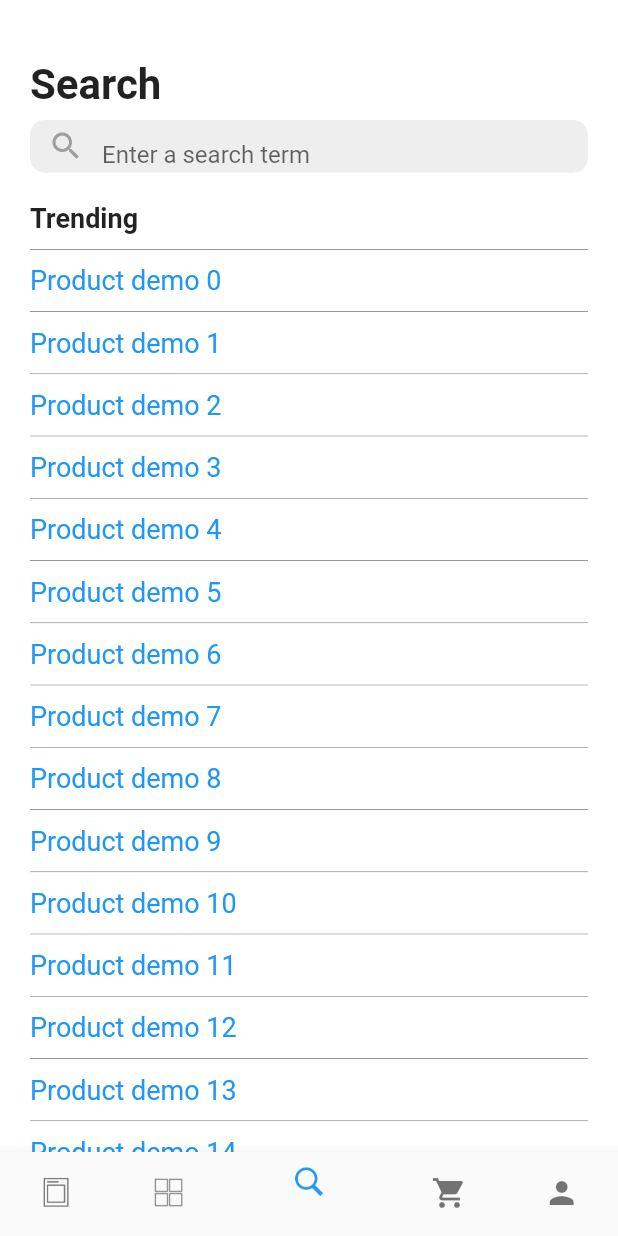
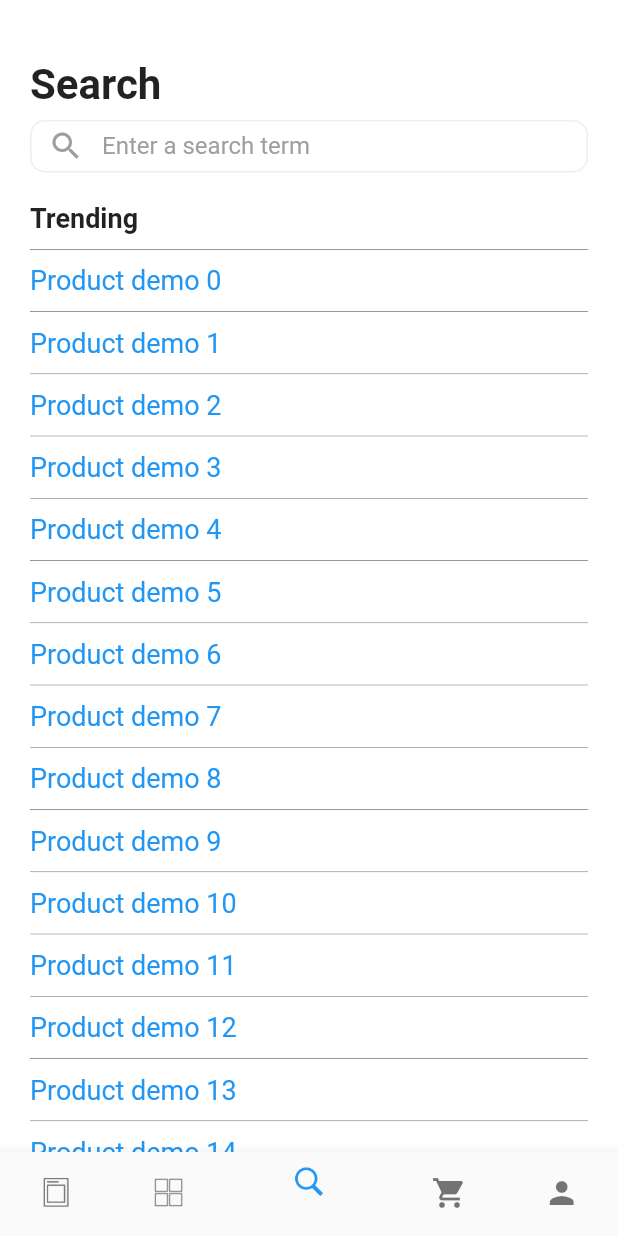
Before and after one commit to MinhDat/ChStore, a Flutter app: the screen it shows after launch, item 3 of the bottom bar chosen, on a phone screen of 412 x 824 dp. Run offline on Flutter 3.47's test engine with Material 2 defaults, Android fonts, the phone set to English and light mode, and no system bars.

Commit message:
fixed unfocus search

```diff
--- a/lib/widgets/SearchBarView.dart
+++ b/lib/widgets/SearchBarView.dart
@@ -43,7 +43,6 @@ class SearchBarState extends State<SearchBarContainer>
   FocusedCalback onFocused;
   UnfocusedCalback onUnfocused;
 
-  FocusNode _focusNode;
   AnimationController _animationController;
   CurvedAnimation _sideFinalTextAnimation;
 
@@ -57,23 +56,20 @@ class SearchBarState extends State<SearchBarContainer>
       curve: Curves.bounceInOut,
       parent: _animationController,
     );
-
-    _focusNode = FocusNode()
-      ..addListener(() {
-        onFocused();
-      });
   }
 
   @override
   void dispose() {
-    _focusNode.dispose();
     _animationController.dispose();
     super.dispose();
   }
 
-  void _handCancel() {
-    _focusNode.unfocus();
+  void _handleCancel() {
     onUnfocused();
+  }
+
+  void _handleTap() {
+    onFocused();
   }
 
   @override
@@ -88,8 +84,9 @@ class SearchBarState extends State<SearchBarContainer>
         children: [
           Expanded(
             flex: isFocused ? 8 : 10,
-            child: TextField(
-              focusNode: _focusNode,
+            child: isFocused
+                ? TextField(
+                    autofocus: true,
                     decoration: InputDecoration(
                       filled: true,
                       fillColor: Colors.grey[200],
@@ -99,7 +96,8 @@ class SearchBarState extends State<SearchBarContainer>
                       ),
                       // suffixIcon: new Icon(Icons.close),
                       border: InputBorder.none,
-                contentPadding: const EdgeInsets.only(left: 14.0, top: 7.0),
+                      contentPadding:
+                          const EdgeInsets.only(left: 14.0, top: 7.0),
                       focusedBorder: OutlineInputBorder(
                         borderSide: BorderSide(color: Colors.grey[200]),
                         borderRadius: BorderRadius.circular(10.0),
@@ -109,6 +107,42 @@ class SearchBarState extends State<SearchBarContainer>
                         borderRadius: BorderRadius.circular(10.0),
                       ),
                       hintText: 'Enter a search term',
+                    ),
+                  )
+                : GestureDetector(
+                    onTap: () {
+                      _handleTap();
+                    },
+                    child: Container(
+                      height: 35.0,
+                      alignment: Alignment.centerLeft,
+                      padding: const EdgeInsets.only(left: 11.0),
+                      decoration: BoxDecoration(
+                          border: new Border.all(color: Colors.grey[200]),
+                          borderRadius: BorderRadius.circular(10.0)),
+                      child: Row(
+                        mainAxisSize: MainAxisSize.min,
+                        crossAxisAlignment: CrossAxisAlignment.start,
+                        children: <Widget>[
+                          Icon(
+                            Icons.search,
+                            color: Colors.grey[500],
+                          ),
+                          Padding(
+                            padding: const EdgeInsets.only(
+                              left: 12.0,
+                              top: 2.0,
+                            ),
+                            child: Text(
+                              'Enter a search term',
+                              style: TextStyle(
+                                color: Colors.grey[500],
+                                fontSize: 16.0,
+                              ),
+                            ),
+                          )
+                        ],
+                      ),
                     ),
                   ),
           ),
@@ -120,7 +154,7 @@ class SearchBarState extends State<SearchBarContainer>
                     axis: Axis.horizontal,
                     axisAlignment: -1,
                     child: GestureDetector(
-                      onTap: () => _handCancel(),
+                      onTap: () => _handleCancel(),
                       child: AnimatedContainer(
                         duration: Duration(seconds: 1),
                         alignment: Alignment.center,
```
Also changed, not shown: lib/screens/Search/main.dart (+1 -9 lines), pubspec.lock. Lines whose indentation alone changed are shown as unchanged.
